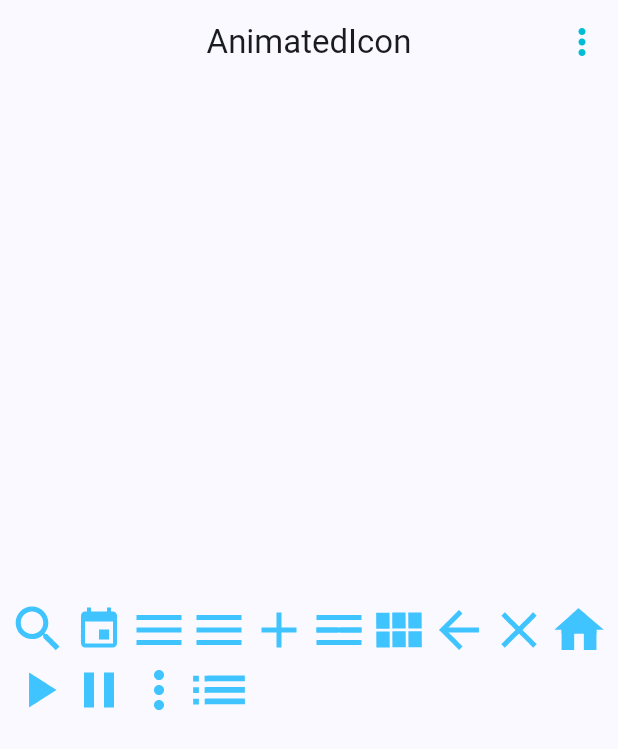
After one commit to Davidgraja/Widgets__app, a Flutter app: the AnimatedIconScreen screen opened by its route, on a phone screen of 412 x 824 dp. The commit adds this screen. Shown: the top 749 px of the screen. Run offline on Flutter 3.47's test engine with Material 3 defaults, Android fonts, the phone set to English and light mode, and no system bars; our stand-ins replace animate_do, flutter_riverpod, go_router.

Commit message:
AnimatedIcon Widget Añadido

```diff
--- a/lib/config/router/router_app.dart
+++ b/lib/config/router/router_app.dart
@@ -432,5 +432,11 @@ final appRouter = GoRouter(
       name: SpacerScreen.name,
       builder: (context, state) => const SpacerScreen(),
     ),
+
+    GoRoute(
+      path: '/animated-icon',
+      name: AnimatedIconScreen.name,
+      builder: (context, state) => const AnimatedIconScreen(),
+    ),
   ],
 );
--- a/lib/domain/entities/menu/menu_items.dart
+++ b/lib/domain/entities/menu/menu_items.dart
@@ -326,6 +326,13 @@ const appMenuItems = <MenuItem> [
       icon: Icons.space_bar_outlined
   ),
 
+  MenuItem(
+      title: 'AnimatedIcon',
+      subTitle: 'Widget que permite animar un icono',
+      link: '/animated-icon',
+      icon: Icons.animation_outlined
+  ),
+
 ];
 
 const appBarItems = <MenuItem>[
--- /dev/null
+++ b/lib/presentation/screen/animated_icon/animated_icon_screen.dart
@@ -0,0 +1,174 @@
+import 'package:flutter/material.dart';
+
+class AnimatedIconScreen extends StatefulWidget {
+  static const name = 'animated_icon_screen';
+  const AnimatedIconScreen({super.key});
+
+  @override
+  State<AnimatedIconScreen> createState() => _AnimatedIconScreenState();
+}
+
+class _AnimatedIconScreenState extends State<AnimatedIconScreen>  with TickerProviderStateMixin{
+
+  bool isPlay = false;
+
+  late AnimationController controller;
+   late AnimationController controllerTest;
+  late Animation<double> animation;
+  late Animation<double> animationTest;
+
+  @override
+  void initState() {
+    controller = AnimationController(vsync: this, duration: const Duration(seconds: 2))
+    ..forward()
+    ..repeat(reverse: true );
+
+    controllerTest = AnimationController(vsync: this, duration: const Duration(milliseconds: 600));
+
+    // sin la animación es mucho mas rapido el cambio entre iconos
+    animation = Tween(begin: 0.0 , end: 1.0).animate(controller);
+    // animationTest= Tween(begin: 0.0 , end: 1.0).animate(controllerTest);
+
+    super.initState();
+  }
+
+  @override
+  void dispose() {
+    controller.dispose();
+    controllerTest.dispose();
+    super.dispose();
+  }
+
+  @override
+  Widget build(BuildContext context) {
+    return Scaffold(
+      appBar: AppBar(
+        title: const Text('AnimatedIcon'),
+        centerTitle: true,
+        actions: [
+            IconButton(
+              onPressed: (){
+                if(isPlay == false){
+                  controllerTest.forward();
+                  isPlay = true;
+                }else{
+                  controllerTest.reverse();
+                  isPlay = false;
+                }
+              },
+              icon: AnimatedIcon(
+                progress: controllerTest,
+                icon: AnimatedIcons.ellipsis_search,
+                size: 28,
+                color: Colors.cyan,
+              ),
+            )
+        ],
+      ),
+
+      body: Center(
+        child: Wrap(
+          children: [
+            AnimatedIcon(
+              progress: controller,
+              icon: AnimatedIcons.ellipsis_search,
+              size: 40,
+              color: Colors.lightBlueAccent,
+            ),
+
+            AnimatedIcon(
+              progress: controller,
+              icon: AnimatedIcons.add_event,
+              size: 40,
+              color: Colors.lightBlueAccent,
+            ),
+
+            AnimatedIcon(
+              progress: controller,
+              icon: AnimatedIcons.arrow_menu,
+              size: 40,
+              color: Colors.lightBlueAccent,
+            ),
+
+             AnimatedIcon(
+              progress: controller,
+              icon: AnimatedIcons.close_menu,
+              size: 40,
+              color: Colors.lightBlueAccent,
+            ),
+
+            AnimatedIcon(
+              progress: controller,
+              icon: AnimatedIcons.event_add,
+              size: 40,
+              color: Colors.lightBlueAccent,
+            ),
+
+            AnimatedIcon(
+              progress: controller,
+              icon: AnimatedIcons.home_menu,
+              size: 40,
+              color: Colors.lightBlueAccent,
+            ),
+
+            AnimatedIcon(
+              progress: controller,
+              icon: AnimatedIcons.list_view,
+              size: 40,
+              color: Colors.lightBlueAccent,
+            ),
+
+             AnimatedIcon(
+              progress: controller,
+              icon: AnimatedIcons.menu_arrow,
+              size: 40,
+              color: Colors.lightBlueAccent,
+            ),
+
+            AnimatedIcon(
+              progress: controller,
+              icon: AnimatedIcons.menu_close,
+              size: 40,
+              color: Colors.lightBlueAccent,
+            ),
+
+            AnimatedIcon(
+              progress: controller,
+              icon: AnimatedIcons.menu_home,
+              size: 40,
+              color: Colors.lightBlueAccent,
+            ),
+
+            AnimatedIcon(
+              progress: controller,
+              icon: AnimatedIcons.pause_play,
+              size: 40,
+              color: Colors.lightBlueAccent,
+            ),
+
+            AnimatedIcon(
+              progress: controller,
+              icon: AnimatedIcons.play_pause,
+              size: 40,
+              color: Colors.lightBlueAccent,
+            ),
+
+            AnimatedIcon(
+              progress: controller,
+              icon: AnimatedIcons.search_ellipsis,
+              size: 40,
+              color: Colors.lightBlueAccent,
+            ),
+
+            AnimatedIcon(
+              progress: controller,
+              icon: AnimatedIcons.view_list,
+              size: 40,
+              color: Colors.lightBlueAccent,
+            ),
+          ],
+        )
+      ),
+    );
+  }
+}
--- a/lib/presentation/screen/screen.dart
+++ b/lib/presentation/screen/screen.dart
@@ -3,6 +3,7 @@ export 'package:widget_app/presentation/screen/align/align_screen.dart';
 export 'package:widget_app/presentation/screen/align/screens/align_screen_one.dart';
 export 'package:widget_app/presentation/screen/align/screens/align_screen_two.dart';
 export 'package:widget_app/presentation/screen/animate_list/animate_list_screen.dart';
+export 'package:widget_app/presentation/screen/animated_icon/animated_icon_screen.dart';
 export 'package:widget_app/presentation/screen/animated/animated_screen.dart';
 export 'package:widget_app/presentation/screen/app_bar/app_bar_screen.dart';
 export 'package:widget_app/presentation/screen/app_tutorial/app_tutorial_screen.dart';
```
